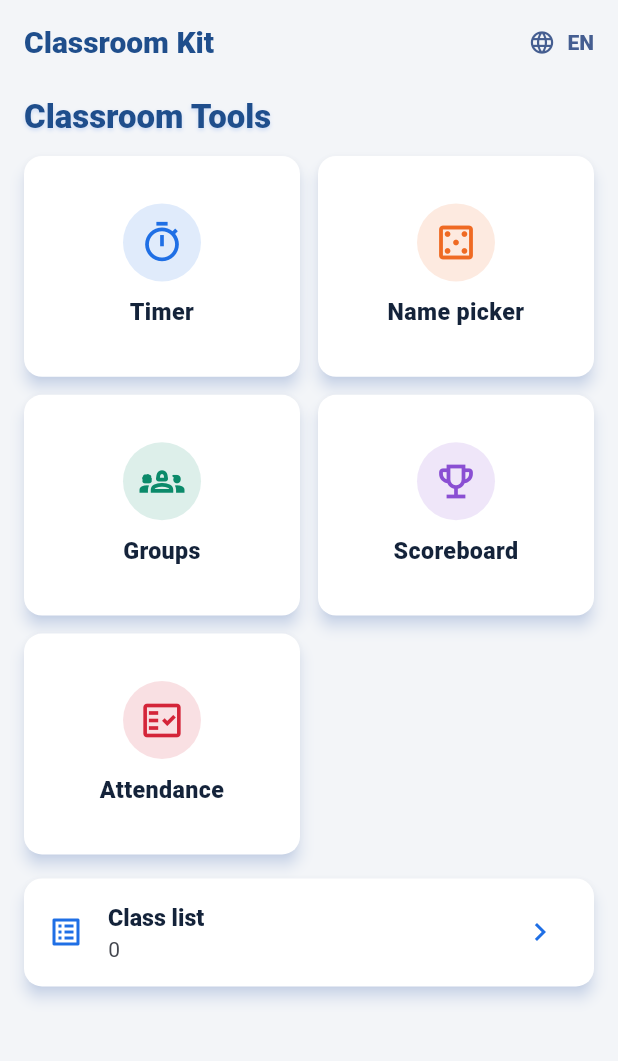
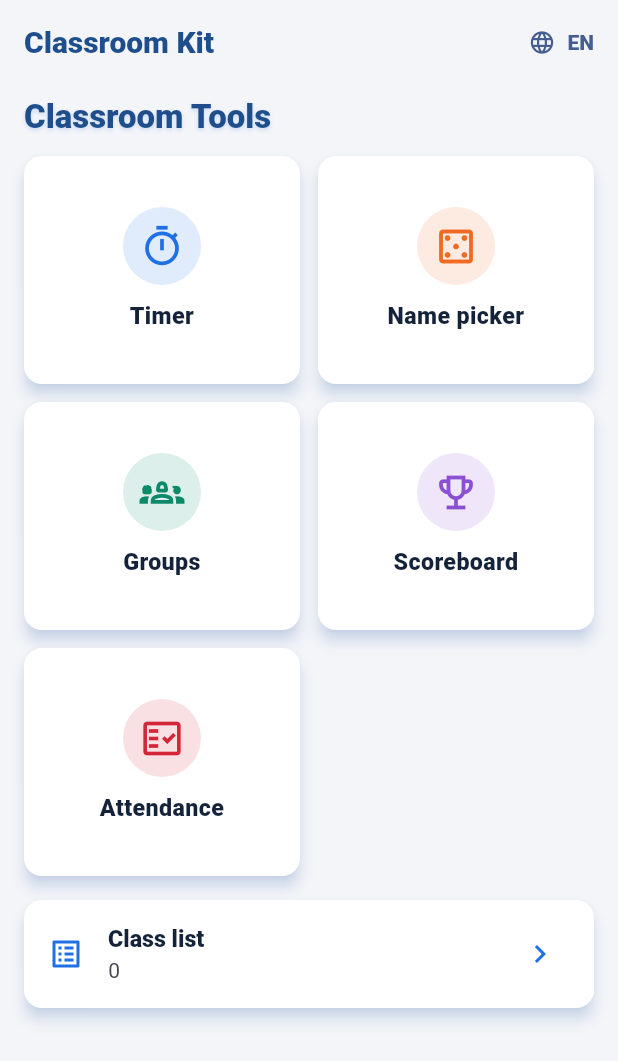
Before and after one commit to toannguyen210579-web/tro-ly-so-giao-vien, a Flutter app: the TrangChuQT screen opened directly, on a phone screen of 412 x 824 dp. Shown: the top 1061 px of the screen. Run offline on Flutter 3.47's test engine with Material 3 defaults, Android fonts, the phone set to English and light mode, and no system bars; our stand-ins replace connectivity_plus, file_picker, flutter_local_notifications, flutter_tts, image_picker, open_filex and 8 more; missing offline and left inert: cunning_document_scanner, google_mlkit_barcode_scanning, google_mlkit_selfie_segmentation, google_mlkit_text_recognition, google_mlkit_translation, sherpa_onnx; accounts and stored records are empty; network calls fail.

Commit message:
Bản quốc tế: ô trang chủ cao cố định, hết tràn chữ
Co-Authored-By: Claude Fable 5.2 <noreply@anthropic.com>
Claude-Session: https://claude.ai/code/session_013BLcf7mqQUmoUbSkyyEVet

```diff
--- a/lib/quoc_te/trang_chu_qt.dart
+++ b/lib/quoc_te/trang_chu_qt.dart
@@ -84,13 +84,16 @@ class _TrangChuQTState extends State<TrangChuQT> {
         children: [
           Text(chu('title'), style: Theme.of(context).textTheme.titleLarge),
           const SizedBox(height: 12),
-          GridView.count(
-            crossAxisCount: cot,
+          GridView(
             shrinkWrap: true,
             physics: const NeverScrollableScrollPhysics(),
-            mainAxisSpacing: 12,
-            crossAxisSpacing: 12,
-            childAspectRatio: 1.25,
+            // Ô cao cố định (giãn theo cỡ chữ của máy) để tên dài hai dòng không bị tràn
+            gridDelegate: SliverGridDelegateWithFixedCrossAxisCount(
+              crossAxisCount: cot,
+              mainAxisSpacing: 12,
+              crossAxisSpacing: 12,
+              mainAxisExtent: 104 + MediaQuery.textScalerOf(context).scale(48),
+            ),
             children: [
               for (final e in o)
                 Card(
```
